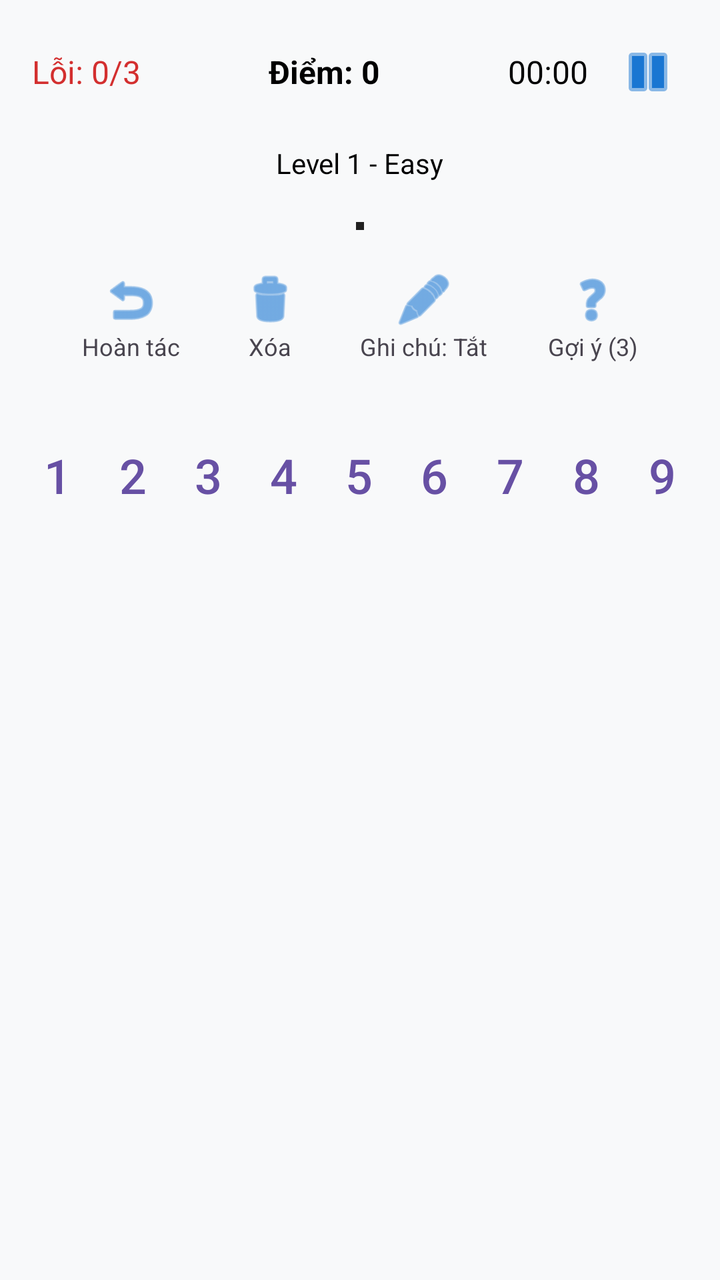
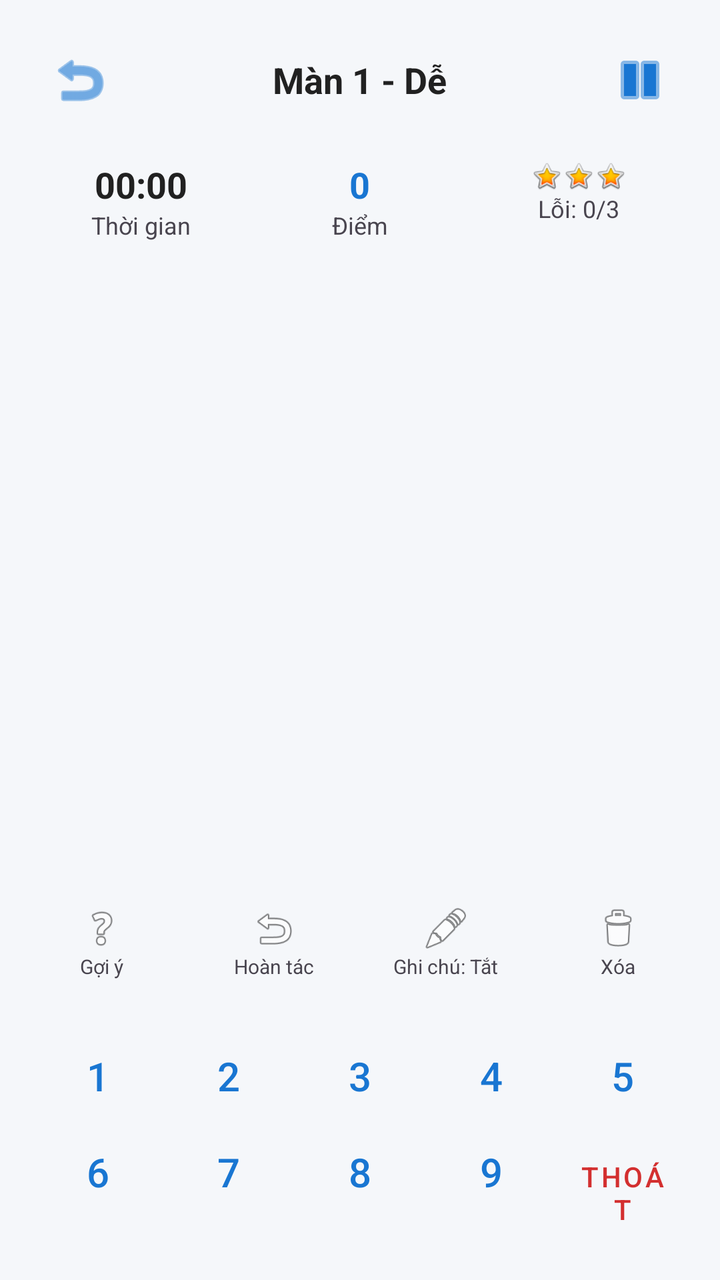

Two renders of the same Android screen: before a commit and after it. Below are the layout's source before the change and the commit's diff.
<!-- AndroidManifest.xml: application theme Theme.SudokuRank -->
<!-- res/layout/activity_game.xml -->
<?xml version="1.0" encoding="utf-8"?>
<LinearLayout xmlns:android="http://schemas.android.com/apk/res/android"
    xmlns:app="http://schemas.android.com/apk/res-auto"
    android:layout_width="match_parent"
    android:layout_height="match_parent"
    android:background="@color/sudoku_bg"
    android:orientation="vertical">

    
    <LinearLayout
        android:layout_width="match_parent"
        android:layout_height="wrap_content"
        android:gravity="center_vertical"
        android:padding="16dp">

        <TextView
            android:id="@+id/tvMistakes"
            android:layout_width="wrap_content"
            android:layout_height="wrap_content"
            android:text="Lỗi: 0/3"
            android:textColor="@color/cell_text_error"
            android:textSize="16sp" />

        <Space
            android:layout_width="0dp"
            android:layout_height="wrap_content"
            android:layout_weight="1" />

        <TextView
            android:id="@+id/tvScore"
            android:layout_width="wrap_content"
            android:layout_height="wrap_content"
            android:text="Điểm: 0"
            android:textColor="@color/black"
            android:textSize="16sp"
            android:textStyle="bold" />

        <Space
            android:layout_width="0dp"
            android:layout_height="wrap_content"
            android:layout_weight="1" />

        <TextView
            android:id="@+id/tvTime"
            android:layout_width="wrap_content"
            android:layout_height="wrap_content"
            android:text="00:00"
            android:textColor="@color/black"
            android:textSize="16sp" />

        <ImageButton
            android:id="@+id/btnPause"
            android:layout_width="40dp"
            android:layout_height="40dp"
            android:layout_marginStart="10dp"
            android:background="?attr/selectableItemBackgroundBorderless"
            android:src="@android:drawable/ic_media_pause"
            app:tint="@color/sudoku_blue_primary" />
    </LinearLayout>

    <TextView
        android:id="@+id/tvGameLevel"
        android:layout_width="wrap_content"
        android:layout_height="wrap_content"
        android:layout_gravity="center_horizontal"
        android:text="Level 1 - Easy"
        android:textColor="@color/black"
        android:textSize="14sp" />

    
    <FrameLayout
        android:layout_width="match_parent"
        android:layout_height="wrap_content"
        android:layout_marginTop="20dp"
        android:gravity="center">

        <GridLayout
            android:id="@+id/gridSudoku"
            android:layout_width="wrap_content"
            android:layout_height="wrap_content"
            android:layout_gravity="center"
            android:background="@color/grid_border_thick"
            android:columnCount="9"
            android:padding="2dp"
            android:rowCount="9">
            
        </GridLayout>
    </FrameLayout>

    
    <LinearLayout
        android:layout_width="match_parent"
        android:layout_height="wrap_content"
        android:layout_marginTop="20dp"
        android:gravity="center"
        android:orientation="horizontal">

        <LinearLayout
            android:id="@+id/layoutUndo"
            android:layout_width="wrap_content"
            android:layout_height="wrap_content"
            android:layout_marginHorizontal="15dp"
            android:clickable="true"
            android:focusable="true"
            android:gravity="center"
            android:orientation="vertical">

            <ImageView
                android:layout_width="30dp"
                android:layout_height="30dp"
                android:src="@android:drawable/ic_menu_revert"
                app:tint="@color/sudoku_blue_primary" />

            <TextView
                android:layout_width="wrap_content"
                android:layout_height="wrap_content"
                android:text="Hoàn tác"
                android:textSize="12sp" />
        </LinearLayout>

        <LinearLayout
            android:id="@+id/layoutErase"
            android:layout_width="wrap_content"
            android:layout_height="wrap_content"
            android:layout_marginHorizontal="15dp"
            android:clickable="true"
            android:focusable="true"
            android:gravity="center"
            android:orientation="vertical">

            <ImageView
                android:layout_width="30dp"
                android:layout_height="30dp"
                android:src="@android:drawable/ic_menu_delete"
                app:tint="@color/sudoku_blue_primary" />

            <TextView
                android:layout_width="wrap_content"
                android:layout_height="wrap_content"
                android:text="Xóa"
                android:textSize="12sp" />
        </LinearLayout>

        <LinearLayout
            android:id="@+id/layoutNotes"
            android:layout_width="wrap_content"
            android:layout_height="wrap_content"
            android:layout_marginHorizontal="15dp"
            android:clickable="true"
            android:focusable="true"
            android:gravity="center"
            android:orientation="vertical">

            <ImageView
                android:layout_width="30dp"
                android:layout_height="30dp"
                android:src="@android:drawable/ic_menu_edit"
                app:tint="@color/sudoku_blue_primary" />

            <TextView
                android:id="@+id/tvNotesStatus"
                android:layout_width="wrap_content"
                android:layout_height="wrap_content"
                android:text="Ghi chú: Tắt"
                android:textSize="12sp" />
        </LinearLayout>

        <LinearLayout
            android:id="@+id/layoutHint"
            android:layout_width="wrap_content"
            android:layout_height="wrap_content"
            android:layout_marginHorizontal="15dp"
            android:clickable="true"
            android:focusable="true"
            android:gravity="center"
            android:orientation="vertical">

            <ImageView
                android:layout_width="30dp"
                android:layout_height="30dp"
                android:src="@android:drawable/ic_menu_help"
                app:tint="@color/sudoku_blue_primary" />

            <TextView
                android:id="@+id/tvHintCount"
                android:layout_width="wrap_content"
                android:layout_height="wrap_content"
                android:text="Gợi ý (3)"
                android:textSize="12sp" />
        </LinearLayout>
    </LinearLayout>

    
    <LinearLayout
        android:layout_width="match_parent"
        android:layout_height="wrap_content"
        android:layout_marginTop="30dp"
        android:gravity="center"
        android:orientation="horizontal"
        android:paddingHorizontal="10dp">

        <Button android:id="@+id/btn1" style="@style/Widget.MaterialComponents.Button.TextButton" android:layout_width="0dp" android:layout_height="wrap_content" android:layout_weight="1" android:text="1" android:textSize="24sp" />
        <Button android:id="@+id/btn2" style="@style/Widget.MaterialComponents.Button.TextButton" android:layout_width="0dp" android:layout_height="wrap_content" android:layout_weight="1" android:text="2" android:textSize="24sp" />
        <Button android:id="@+id/btn3" style="@style/Widget.MaterialComponents.Button.TextButton" android:layout_width="0dp" android:layout_height="wrap_content" android:layout_weight="1" android:text="3" android:textSize="24sp" />
        <Button android:id="@+id/btn4" style="@style/Widget.MaterialComponents.Button.TextButton" android:layout_width="0dp" android:layout_height="wrap_content" android:layout_weight="1" android:text="4" android:textSize="24sp" />
        <Button android:id="@+id/btn5" style="@style/Widget.MaterialComponents.Button.TextButton" android:layout_width="0dp" android:layout_height="wrap_content" android:layout_weight="1" android:text="5" android:textSize="24sp" />
        <Button android:id="@+id/btn6" style="@style/Widget.MaterialComponents.Button.TextButton" android:layout_width="0dp" android:layout_height="wrap_content" android:layout_weight="1" android:text="6" android:textSize="24sp" />
        <Button android:id="@+id/btn7" style="@style/Widget.MaterialComponents.Button.TextButton" android:layout_width="0dp" android:layout_height="wrap_content" android:layout_weight="1" android:text="7" android:textSize="24sp" />
        <Button android:id="@+id/btn8" style="@style/Widget.MaterialComponents.Button.TextButton" android:layout_width="0dp" android:layout_height="wrap_content" android:layout_weight="1" android:text="8" android:textSize="24sp" />
        <Button android:id="@+id/btn9" style="@style/Widget.MaterialComponents.Button.TextButton" android:layout_width="0dp" android:layout_height="wrap_content" android:layout_weight="1" android:text="9" android:textSize="24sp" />

    </LinearLayout>

</LinearLayout>
<!-- resources referenced by this layout -->
<resources>
  <color name="black">#FF000000</color>
  <color name="cell_text_error">#D32F2F</color>
  <color name="grid_border_thick">#212121</color>
  <color name="sudoku_bg">#F8F9FA</color>
  <color name="sudoku_blue_primary">#1976D2</color>
  <style name="Theme.SudokuRank" parent="Base.Theme.SudokuRank" />
  <style name="Base.Theme.SudokuRank" parent="Theme.Material3.DayNight.NoActionBar">
          
          
      </style>
</resources>

<!-- the commit's change to res/layout/activity_game.xml (unified diff, before → after) -->
@@ -7,72 +7,130 @@
     android:orientation="vertical">
 
     
-    <LinearLayout
-        android:layout_width="match_parent"
-        android:layout_height="wrap_content"
-        android:gravity="center_vertical"
+    <RelativeLayout
+        android:layout_width="match_parent"
+        android:layout_height="wrap_content"
         android:padding="16dp">
 
+        <ImageButton
+            android:id="@+id/btnBack"
+            android:layout_width="48dp"
+            android:layout_height="48dp"
+            android:background="?attr/selectableItemBackgroundBorderless"
+            android:src="@android:drawable/ic_menu_revert"
+            app:tint="@color/sudoku_primary" />
+
         <TextView
-            android:id="@+id/tvMistakes"
+            android:id="@+id/tvGameTitle"
             android:layout_width="wrap_content"
             android:layout_height="wrap_content"
-            android:text="Lỗi: 0/3"
-            android:textColor="@color/cell_text_error"
-            android:textSize="16sp" />
-
-        <Space
-            android:layout_width="0dp"
-            android:layout_height="wrap_content"
-            android:layout_weight="1" />
-
-        <TextView
-            android:id="@+id/tvScore"
-            android:layout_width="wrap_content"
-            android:layout_height="wrap_content"
-            android:text="Điểm: 0"
-            android:textColor="@color/black"
-            android:textSize="16sp"
+            android:layout_centerInParent="true"
+            android:text="Màn 1 - Dễ"
+            android:textColor="@color/text_primary"
+            android:textSize="18sp"
             android:textStyle="bold" />
-
-        <Space
-            android:layout_width="0dp"
-            android:layout_height="wrap_content"
-            android:layout_weight="1" />
-
-        <TextView
-            android:id="@+id/tvTime"
-            android:layout_width="wrap_content"
-            android:layout_height="wrap_content"
-            android:text="00:00"
-            android:textColor="@color/black"
-            android:textSize="16sp" />
 
         <ImageButton
             android:id="@+id/btnPause"
-            android:layout_width="40dp"
-            android:layout_height="40dp"
-            android:layout_marginStart="10dp"
+            android:layout_width="48dp"
+            android:layout_height="48dp"
+            android:layout_alignParentEnd="true"
             android:background="?attr/selectableItemBackgroundBorderless"
             android:src="@android:drawable/ic_media_pause"
-            app:tint="@color/sudoku_blue_primary" />
+            app:tint="@color/sudoku_primary" />
+    </RelativeLayout>
+
+    
+    <LinearLayout
+        android:layout_width="match_parent"
+        android:layout_height="wrap_content"
+        android:orientation="horizontal"
+        android:paddingHorizontal="16dp"
+        android:paddingBottom="16dp">
+
+        <LinearLayout
+            android:layout_width="0dp"
+            android:layout_height="wrap_content"
+            android:layout_weight="1"
+            android:gravity="center"
+            android:orientation="vertical">
+            <TextView
+                android:id="@+id/tvTime"
+                android:layout_width="wrap_content"
+                android:layout_height="wrap_content"
+                android:text="00:00"
+                android:textColor="@color/text_primary"
+                android:textSize="18sp"
+                android:textStyle="bold" />
+            <TextView
+                android:layout_width="wrap_content"
+                android:layout_height="wrap_content"
+                android:text="Thời gian"
+                android:textSize="12sp" />
+        </LinearLayout>
+
+        <LinearLayout
+            android:layout_width="0dp"
+            android:layout_height="wrap_content"
+            android:layout_weight="1"
+            android:gravity="center"
+            android:orientation="vertical">
+            <TextView
+                android:id="@+id/tvScore"
+                android:layout_width="wrap_content"
+                android:layout_height="wrap_content"
+                android:text="0"
+                android:textColor="@color/sudoku_primary"
+                android:textSize="18sp"
+                android:textStyle="bold" />
+            <TextView
+                android:layout_width="wrap_content"
+                android:layout_height="wrap_content"
+                android:text="Điểm"
+                android:textSize="12sp" />
+        </LinearLayout>
+
+        <LinearLayout
+            android:layout_width="0dp"
+            android:layout_height="wrap_content"
+            android:layout_weight="1"
+            android:gravity="center"
+            android:orientation="vertical">
+            <LinearLayout
+                android:layout_width="wrap_content"
+                android:layout_height="wrap_content"
+                android:orientation="horizontal">
+                <ImageView
+                    android:id="@+id/heart1"
+                    android:layout_width="16dp"
+                    android:layout_height="16dp"
+                    android:src="@android:drawable/btn_star_big_on" />
+                <ImageView
+                    android:id="@+id/heart2"
+                    android:layout_width="16dp"
+                    android:layout_height="16dp"
+                    android:src="@android:drawable/btn_star_big_on" />
+                <ImageView
+                    android:id="@+id/heart3"
+                    android:layout_width="16dp"
+                    android:layout_height="16dp"
+                    android:src="@android:drawable/btn_star_big_on" />
+            </LinearLayout>
+            <TextView
+                android:id="@+id/tvMistakes"
+                android:layout_width="wrap_content"
+                android:layout_height="wrap_content"
+                android:text="Lỗi: 0/3"
+                android:textSize="12sp" />
+        </LinearLayout>
     </LinearLayout>
 
-    <TextView
-        android:id="@+id/tvGameLevel"
-        android:layout_width="wrap_content"
-        android:layout_height="wrap_content"
-        android:layout_gravity="center_horizontal"
-        android:text="Level 1 - Easy"
-        android:textColor="@color/black"
-        android:textSize="14sp" />
-
     
     <FrameLayout
         android:layout_width="match_parent"
-        android:layout_height="wrap_content"
-        android:layout_marginTop="20dp"
-        android:gravity="center">
+        android:layout_height="0dp"
+        android:layout_weight="1"
+        android:padding="8dp">
 
         <GridLayout
             android:id="@+id/gridSudoku"
@@ -82,133 +140,125 @@
             android:background="@color/grid_border_thick"
             android:columnCount="9"
             android:padding="2dp"
-            android:rowCount="9">
-            
-        </GridLayout>
+            android:rowCount="9" />
     </FrameLayout>
 
     
     <LinearLayout
         android:layout_width="match_parent"
         android:layout_height="wrap_content"
-        android:layout_marginTop="20dp"
-        android:gravity="center"
-        android:orientation="horizontal">
-
-        <LinearLayout
-            android:id="@+id/layoutUndo"
-            android:layout_width="wrap_content"
-            android:layout_height="wrap_content"
-            android:layout_marginHorizontal="15dp"
-            android:clickable="true"
-            android:focusable="true"
-            android:gravity="center"
-            android:orientation="vertical">
-
-            <ImageView
-                android:layout_width="30dp"
-                android:layout_height="30dp"
-                android:src="@android:drawable/ic_menu_revert"
-                app:tint="@color/sudoku_blue_primary" />
-
-            <TextView
-                android:layout_width="wrap_content"
-                android:layout_height="wrap_content"
-                android:text="Hoàn tác"
-                android:textSize="12sp" />
-        </LinearLayout>
-
-        <LinearLayout
-            android:id="@+id/layoutErase"
-            android:layout_width="wrap_content"
-            android:layout_height="wrap_content"
-            android:layout_marginHorizontal="15dp"
-            android:clickable="true"
-            android:focusable="true"
-            android:gravity="center"
-            android:orientation="vertical">
-
-            <ImageView
-                android:layout_width="30dp"
-                android:layout_height="30dp"
-                android:src="@android:drawable/ic_menu_delete"
-                app:tint="@color/sudoku_blue_primary" />
-
-            <TextView
-                android:layout_width="wrap_content"
-                android:layout_height="wrap_content"
-                android:text="Xóa"
-                android:textSize="12sp" />
-        </LinearLayout>
-
-        <LinearLayout
-            android:id="@+id/layoutNotes"
-            android:layout_width="wrap_content"
-            android:layout_height="wrap_content"
-            android:layout_marginHorizontal="15dp"
-            android:clickable="true"
-            android:focusable="true"
-            android:gravity="center"
-            android:orientation="vertical">
-
-            <ImageView
-                android:layout_width="30dp"
-                android:layout_height="30dp"
-                android:src="@android:drawable/ic_menu_edit"
-                app:tint="@color/sudoku_blue_primary" />
-
-            <TextView
-                android:id="@+id/tvNotesStatus"
-                android:layout_width="wrap_content"
-                android:layout_height="wrap_content"
-                android:text="Ghi chú: Tắt"
-                android:textSize="12sp" />
-        </LinearLayout>
-
-        <LinearLayout
-            android:id="@+id/layoutHint"
-            android:layout_width="wrap_content"
-            android:layout_height="wrap_content"
-            android:layout_marginHorizontal="15dp"
-            android:clickable="true"
-            android:focusable="true"
-            android:gravity="center"
-            android:orientation="vertical">
-
-            <ImageView
-                android:layout_width="30dp"
-                android:layout_height="30dp"
-                android:src="@android:drawable/ic_menu_help"
-                app:tint="@color/sudoku_blue_primary" />
-
-            <TextView
-                android:id="@+id/tvHintCount"
-                android:layout_width="wrap_content"
-                android:layout_height="wrap_content"
-                android:text="Gợi ý (3)"
-                android:textSize="12sp" />
-        </LinearLayout>
-    </LinearLayout>
-
-    
-    <LinearLayout
-        android:layout_width="match_parent"
-        android:layout_height="wrap_content"
-        android:layout_marginTop="30dp"
         android:gravity="center"
         android:orientation="horizontal"
-        android:paddingHorizontal="10dp">
-
-        <Button android:id="@+id/btn1" style="@style/Widget.MaterialComponents.Button.TextButton" android:layout_width="0dp" android:layout_height="wrap_content" android:layout_weight="1" android:text="1" android:textSize="24sp" />
-        <Button android:id="@+id/btn2" style="@style/Widget.MaterialComponents.Button.TextButton" android:layout_width="0dp" android:layout_height="wrap_content" android:layout_weight="1" android:text="2" android:textSize="24sp" />
-        <Button android:id="@+id/btn3" style="@style/Widget.MaterialComponents.Button.TextButton" android:layout_width="0dp" android:layout_height="wrap_content" android:layout_weight="1" android:text="3" android:textSize="24sp" />
-        <Button android:id="@+id/btn4" style="@style/Widget.MaterialComponents.Button.TextButton" android:layout_width="0dp" android:layout_height="wrap_content" android:layout_weight="1" android:text="4" android:textSize="24sp" />
-        <Button android:id="@+id/btn5" style="@style/Widget.MaterialComponents.Button.TextButton" android:layout_width="0dp" android:layout_height="wrap_content" android:layout_weight="1" android:text="5" android:textSize="24sp" />
-        <Button android:id="@+id/btn6" style="@style/Widget.MaterialComponents.Button.TextButton" android:layout_width="0dp" android:layout_height="wrap_content" android:layout_weight="1" android:text="6" android:textSize="24sp" />
-        <Button android:id="@+id/btn7" style="@style/Widget.MaterialComponents.Button.TextButton" android:layout_width="0dp" android:layout_height="wrap_content" android:layout_weight="1" android:text="7" android:textSize="24sp" />
-        <Button android:id="@+id/btn8" style="@style/Widget.MaterialComponents.Button.TextButton" android:layout_width="0dp" android:layout_height="wrap_content" android:layout_weight="1" android:text="8" android:textSize="24sp" />
-        <Button android:id="@+id/btn9" style="@style/Widget.MaterialComponents.Button.TextButton" android:layout_width="0dp" android:layout_height="wrap_content" android:layout_weight="1" android:text="9" android:textSize="24sp" />
-
+        android:padding="8dp">
+
+        <LinearLayout
+            android:id="@+id/layoutHint"
+            android:layout_width="0dp"
+            android:layout_height="wrap_content"
+            android:layout_weight="1"
+            android:gravity="center"
+            android:orientation="vertical"
+            android:clickable="true"
+            android:focusable="true">
+            <ImageView
+                android:layout_width="24dp"
+                android:layout_height="24dp"
+                android:src="@android:drawable/ic_menu_help" />
+            <TextView
+                android:layout_width="wrap_content"
+                android:layout_height="wrap_content"
+                android:text="Gợi ý"
+                android:textSize="10sp" />
+        </LinearLayout>
+
+        <LinearLayout
+            android:id="@+id/layoutUndo"
+            android:layout_width="0dp"
+            android:layout_height="wrap_content"
+            android:layout_weight="1"
+            android:gravity="center"
+            android:orientation="vertical"
+            android:clickable="true"
+            android:focusable="true">
+            <ImageView
+                android:layout_width="24dp"
+                android:layout_height="24dp"
+                android:src="@android:drawable/ic_menu_revert" />
+            <TextView
+                android:layout_width="wrap_content"
+                android:layout_height="wrap_content"
+                android:text="Hoàn tác"
+                android:textSize="10sp" />
+        </LinearLayout>
+
+        <LinearLayout
+            android:id="@+id/layoutNote"
+            android:layout_width="0dp"
+            android:layout_height="wrap_content"
+            android:layout_weight="1"
+            android:gravity="center"
+            android:orientation="vertical"
+            android:clickable="true"
+            android:focusable="true">
+            <ImageView
+                android:layout_width="24dp"
+                android:layout_height="24dp"
+                android:src="@android:drawable/ic_menu_edit" />
+            <TextView
+                android:id="@+id/tvNoteStatus"
+                android:layout_width="wrap_content"
+                android:layout_height="wrap_content"
+                android:text="Ghi chú: Tắt"
+                android:textSize="10sp" />
+        </LinearLayout>
+
+        <LinearLayout
+            android:id="@+id/layoutErase"
+            android:layout_width="0dp"
+            android:layout_height="wrap_content"
+            android:layout_weight="1"
+            android:gravity="center"
+            android:orientation="vertical"
+            android:clickable="true"
+            android:focusable="true">
+            <ImageView
+                android:layout_width="24dp"
+                android:layout_height="24dp"
+                android:src="@android:drawable/ic_menu_delete" />
+            <TextView
+                android:layout_width="wrap_content"
+                android:layout_height="wrap_content"
+                android:text="Xóa"
+                android:textSize="10sp" />
+        </LinearLayout>
     </LinearLayout>
 
+    
+    <GridLayout
+        android:layout_width="match_parent"
+        android:layout_height="wrap_content"
+        android:columnCount="5"
+        android:padding="16dp"
+        android:rowCount="2">
+
+        <Button android:id="@+id/btnNum1" style="@style/Widget.MaterialComponents.Button.TextButton" android:layout_width="0dp" android:layout_columnWeight="1" android:text="1" android:textSize="20sp" />
+        <Button android:id="@+id/btnNum2" style="@style/Widget.MaterialComponents.Button.TextButton" android:layout_width="0dp" android:layout_columnWeight="1" android:text="2" android:textSize="20sp" />
+        <Button android:id="@+id/btnNum3" style="@style/Widget.MaterialComponents.Button.TextButton" android:layout_width="0dp" android:layout_columnWeight="1" android:text="3" android:textSize="20sp" />
+        <Button android:id="@+id/btnNum4" style="@style/Widget.MaterialComponents.Button.TextButton" android:layout_width="0dp" android:layout_columnWeight="1" android:text="4" android:textSize="20sp" />
+        <Button android:id="@+id/btnNum5" style="@style/Widget.MaterialComponents.Button.TextButton" android:layout_width="0dp" android:layout_columnWeight="1" android:text="5" android:textSize="20sp" />
+        <Button android:id="@+id/btnNum6" style="@style/Widget.MaterialComponents.Button.TextButton" android:layout_width="0dp" android:layout_columnWeight="1" android:text="6" android:textSize="20sp" />
+        <Button android:id="@+id/btnNum7" style="@style/Widget.MaterialComponents.Button.TextButton" android:layout_width="0dp" android:layout_columnWeight="1" android:text="7" android:textSize="20sp" />
+        <Button android:id="@+id/btnNum8" style="@style/Widget.MaterialComponents.Button.TextButton" android:layout_width="0dp" android:layout_columnWeight="1" android:text="8" android:textSize="20sp" />
+        <Button android:id="@+id/btnNum9" style="@style/Widget.MaterialComponents.Button.TextButton" android:layout_width="0dp" android:layout_columnWeight="1" android:text="9" android:textSize="20sp" />
+
+        <Button
+            android:id="@+id/btnExit"
+            style="@style/Widget.MaterialComponents.Button.TextButton"
+            android:layout_width="0dp"
+            android:layout_columnWeight="1"
+            android:text="Thoát"
+            android:textColor="@color/error_red"
+            android:textSize="14sp" />
+    </GridLayout>
+
 </LinearLayout>
<!-- resource entries referenced after the edit -->
@@ -1,14 +1,14 @@
 <!-- resources referenced by this layout -->
 <resources>
-  <color name="black">#FF000000</color>
-  <color name="cell_text_error">#D32F2F</color>
-  <color name="grid_border_thick">#212121</color>
-  <color name="sudoku_bg">#F8F9FA</color>
-  <color name="sudoku_blue_primary">#1976D2</color>
+  <color name="error_red">#D32F2F</color>
+  <color name="sudoku_bg">#F5F7FA</color>
+  <color name="sudoku_primary">#1976D2</color>
+  <color name="text_primary">#212121</color>
   <style name="Theme.SudokuRank" parent="Base.Theme.SudokuRank" />
   <style name="Base.Theme.SudokuRank" parent="Theme.Material3.DayNight.NoActionBar">
-          
-          
+          <item name="colorPrimary">@color/sudoku_primary</item>
+          <item name="android:statusBarColor">@color/sudoku_primary_dark</item>
       </style>
+  <color name="sudoku_primary_dark">#1565C0</color>
 </resources>
 
